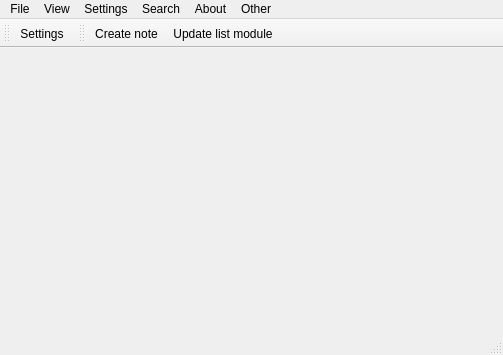
The window that src/main/mainwindow.ui (axsapronov/QSopherim) describes before a commit, drawn with Qt 5.
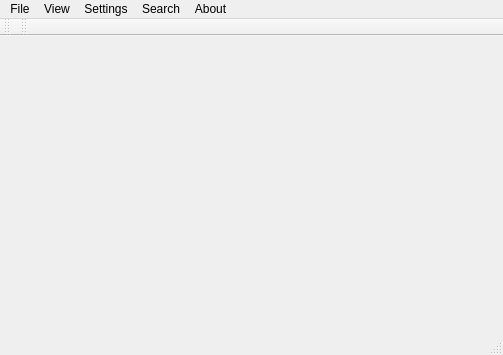
The same window after the commit.

What changed in the file:
```diff
--- a/src/main/mainwindow.ui
+++ b/src/main/mainwindow.ui
@@ -83,18 +83,11 @@
     <addaction name="action_About_About_Qt"/>
     <addaction name="action_About_Site"/>
    </widget>
-   <widget class="QMenu" name="menuOther">
-    <property name="title">
-     <string>Other</string>
-    </property>
-    <addaction name="actionAction_Other_Create_Note"/>
-   </widget>
    <addaction name="mFile"/>
    <addaction name="mView"/>
    <addaction name="mSettings"/>
    <addaction name="mSearch"/>
    <addaction name="mAbout"/>
-   <addaction name="menuOther"/>
   </widget>
   <widget class="QToolBar" name="mainToolBar">
    <attribute name="toolBarArea">
@@ -103,7 +96,6 @@
    <attribute name="toolBarBreak">
     <bool>false</bool>
    </attribute>
-   <addaction name="action_Settings_General"/>
   </widget>
   <widget class="QStatusBar" name="statusBar"/>
   <widget class="QToolBar" name="toolBar">
@@ -116,8 +108,6 @@
    <attribute name="toolBarBreak">
     <bool>false</bool>
    </attribute>
-   <addaction name="actionAction_Other_Create_Note"/>
-   <addaction name="actionAction_Other_Update_List_Module"/>
   </widget>
   <action name="action_About_Help">
    <property name="text">
```
